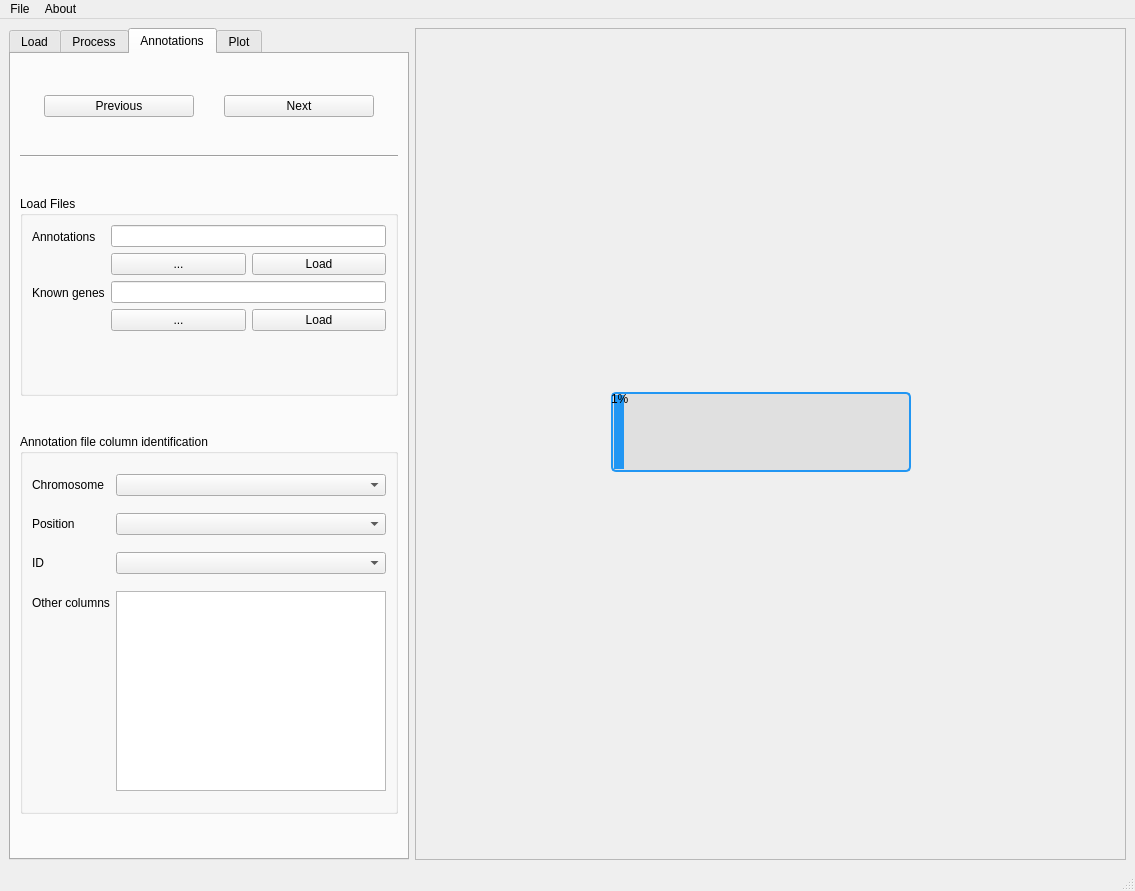
First picture: the form in gui/ui/main_window.ui, repository PMBB-Informatics-and-Genomics/NEAT-Plots, before the edit.
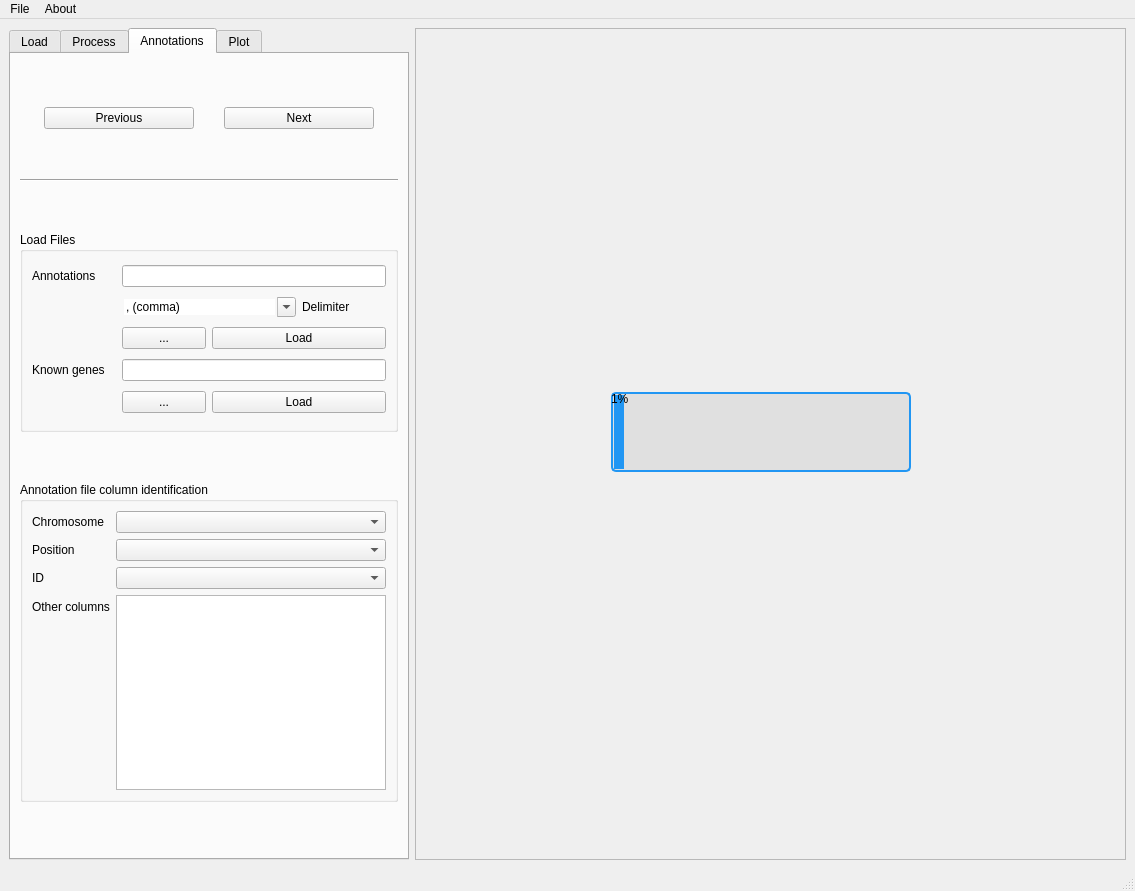
Second picture: the form after the edit. The open tabs and pages were chosen to show the change.

Commit message: Added annotation file delimiter combobox and updated delimiter choices

```diff
--- a/gui/ui/main_window.ui
+++ b/gui/ui/main_window.ui
@@ -20,10 +20,10 @@
    <string>NEAT</string>
   </property>
   <widget class="QWidget" name="centralwidget">
-   <layout class="QVBoxLayout" name="verticalLayout">
-    <item>
-     <layout class="QHBoxLayout" name="horizontalLayoutCentral">
-      <item>
+   <layout class="QGridLayout" name="gridLayout_2">
+    <item row="0" column="0">
+     <layout class="QGridLayout" name="gridLayout_3">
+      <item row="0" column="0">
        <widget class="QTabWidget" name="tabWidget">
         <property name="minimumSize">
          <size>
@@ -202,7 +202,7 @@
                </item>
                <item>
                 <property name="text">
-                 <string>,</string>
+                 <string>, (comma)</string>
                 </property>
                </item>
                <item>
@@ -212,12 +212,7 @@
                </item>
                <item>
                 <property name="text">
-                 <string>|</string>
-                </property>
-               </item>
-               <item>
-                <property name="text">
-                 <string>space</string>
+                 <string>| (pipe)</string>
                 </property>
                </item>
               </widget>
@@ -440,6 +435,12 @@
           </item>
           <item>
            <widget class="QGroupBox" name="groupBoxAnnFiles">
+            <property name="sizePolicy">
+             <sizepolicy hsizetype="Preferred" vsizetype="Minimum">
+              <horstretch>0</horstretch>
+              <verstretch>0</verstretch>
+             </sizepolicy>
+            </property>
             <property name="maximumSize">
              <size>
               <width>16777215</width>
@@ -449,7 +450,7 @@
             <property name="title">
              <string>Load Files</string>
             </property>
-            <layout class="QFormLayout" name="formLayout_5">
+            <layout class="QGridLayout" name="gridLayout_4">
              <item row="0" column="0">
               <widget class="QLabel" name="labelDataFn_3">
                <property name="text">
@@ -457,9 +458,7 @@
                </property>
               </widget>
              </item>
-             <item row="0" column="1">
-              <layout class="QVBoxLayout" name="verticalLayout_3">
-               <item>
+             <item row="0" column="1" colspan="3">
                 <widget class="QLineEdit" name="lineAnnotationsFn">
                  <property name="enabled">
                   <bool>true</bool>
@@ -481,9 +480,56 @@
                  </property>
                 </widget>
                </item>
+             <item row="1" column="1" colspan="2">
+              <widget class="QComboBox" name="bxAnnotDelimiter">
+               <property name="toolTip">
+                <string>Splits annotation file into columns</string>
+               </property>
+               <property name="styleSheet">
+                <string notr="true">text-align: center;</string>
+               </property>
+               <property name="editable">
+                <bool>true</bool>
+               </property>
+               <property name="currentIndex">
+                <number>0</number>
+               </property>
+               <property name="frame">
+                <bool>false</bool>
+               </property>
                <item>
-                <layout class="QHBoxLayout" name="horizontalLayout_4">
+                <property name="text">
+                 <string>, (comma)</string>
+                </property>
+               </item>
                  <item>
+                <property name="text">
+                 <string>whitespace</string>
+                </property>
+               </item>
+               <item>
+                <property name="text">
+                 <string>tab</string>
+                </property>
+               </item>
+               <item>
+                <property name="text">
+                 <string>| (pipe)</string>
+                </property>
+               </item>
+              </widget>
+             </item>
+             <item row="1" column="3">
+              <widget class="QLabel" name="labelAnnotDelm">
+               <property name="toolTip">
+                <string>Delimiter separating columns in data file</string>
+               </property>
+               <property name="text">
+                <string>Delimiter</string>
+               </property>
+              </widget>
+             </item>
+             <item row="2" column="1">
                   <widget class="QPushButton" name="btnAnnotationsFn">
                    <property name="toolTip">
                     <string>Select file</string>
@@ -493,27 +539,21 @@
                    </property>
                   </widget>
                  </item>
-                 <item>
+             <item row="2" column="2" colspan="2">
                   <widget class="QPushButton" name="btnLoadAnnotFile">
                    <property name="text">
                     <string>Load</string>
                    </property>
                   </widget>
                  </item>
-                </layout>
-               </item>
-              </layout>
-             </item>
-             <item row="1" column="0">
+             <item row="3" column="0">
               <widget class="QLabel" name="lblKnownGeneFn">
                <property name="text">
                 <string>Known genes</string>
                </property>
               </widget>
              </item>
-             <item row="1" column="1">
-              <layout class="QVBoxLayout" name="verticalLayout_4">
-               <item>
+             <item row="3" column="1" colspan="3">
                 <widget class="QLineEdit" name="lineKnownGenesFn">
                  <property name="enabled">
                   <bool>true</bool>
@@ -535,9 +575,7 @@
                  </property>
                 </widget>
                </item>
-               <item>
-                <layout class="QHBoxLayout" name="horizontalLayout_5">
-                 <item>
+             <item row="4" column="1">
                   <widget class="QPushButton" name="btnKnownGenesFn">
                    <property name="toolTip">
                     <string>Select file</string>
@@ -547,7 +585,7 @@
                    </property>
                   </widget>
                  </item>
-                 <item>
+             <item row="4" column="2" colspan="2">
                   <widget class="QPushButton" name="btnLoadKnownGenesFile">
                    <property name="text">
                     <string>Load</string>
@@ -555,10 +593,6 @@
                   </widget>
                  </item>
                 </layout>
-               </item>
-              </layout>
-             </item>
-            </layout>
            </widget>
           </item>
           <item>
@@ -566,7 +600,7 @@
             <property name="maximumSize">
              <size>
               <width>16777215</width>
-              <height>380</height>
+              <height>320</height>
              </size>
             </property>
             <property name="title">
@@ -1025,7 +1059,7 @@
         </widget>
        </widget>
       </item>
-      <item>
+      <item row="0" column="1">
        <widget class="QFrame" name="framePlot">
         <property name="maximumSize">
          <size>
```
Lines whose indentation alone changed are shown as unchanged. The commit also changes 2 other files.
